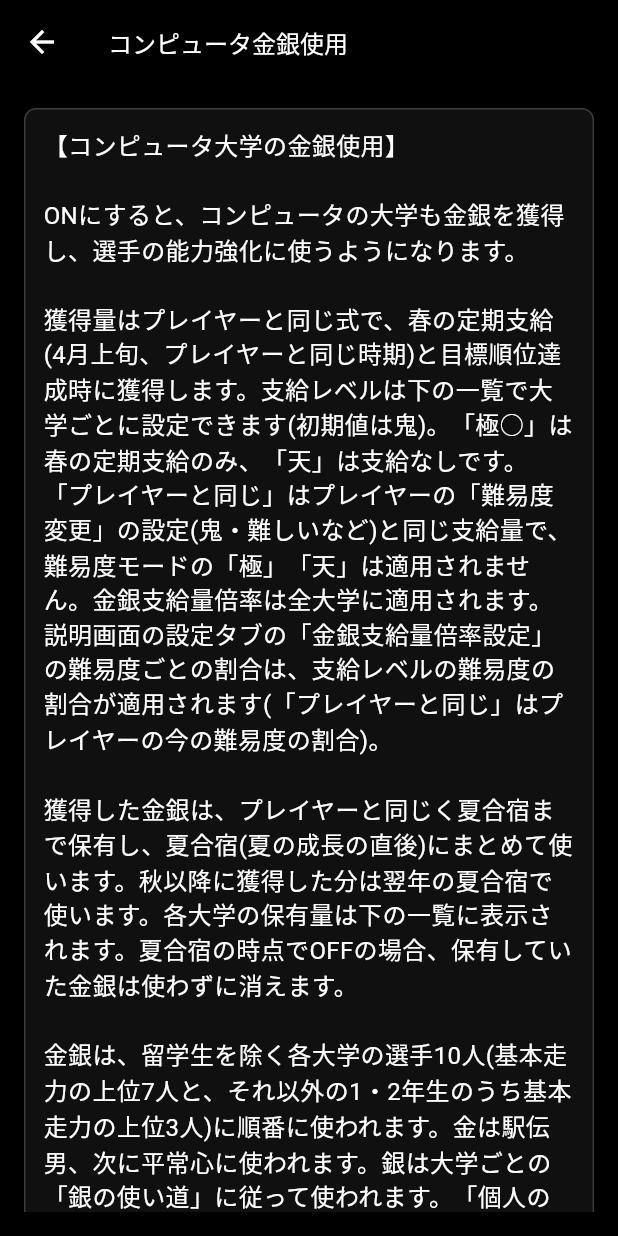
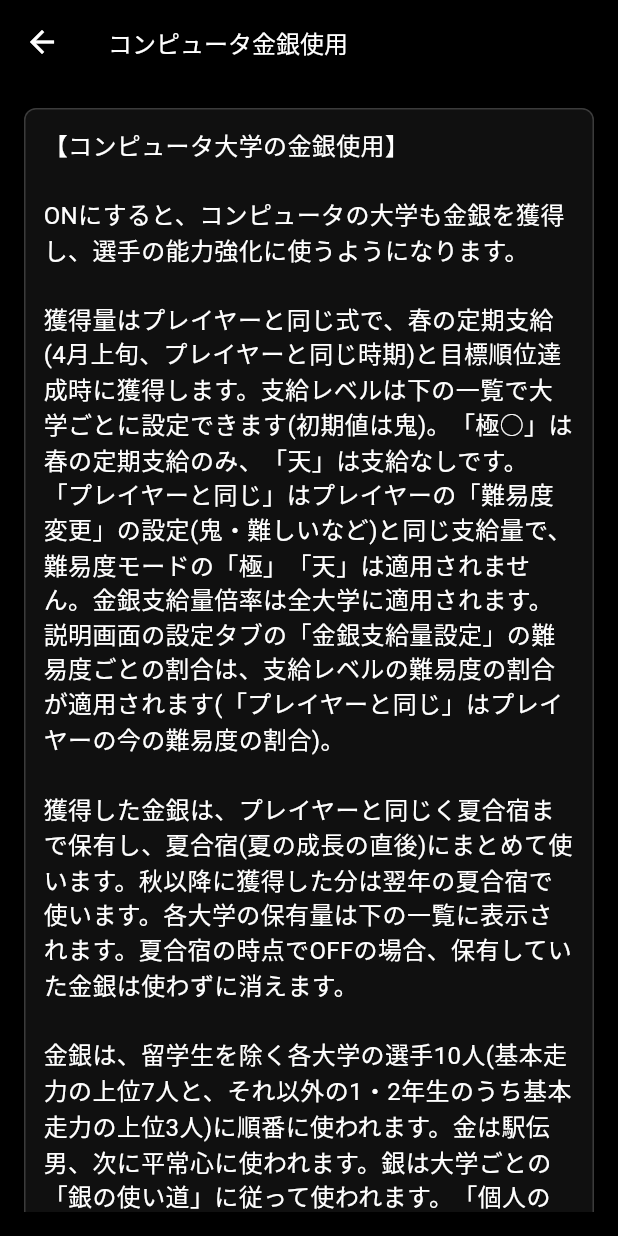
Before and after one commit to shin-tomura/ekidenss, a Flutter app: the ModalComGoldSilver screen opened directly, on a phone screen of 412 x 824 dp. Run offline on Flutter 3.47's test engine with Material 3 defaults, Android fonts, the phone set to English and light mode, and no system bars; our stand-ins replace auto_size_text, csv, file_picker, fl_chart, hive, hive_flutter and 6 more; missing offline and left inert: mobile_scanner, two_dimensional_scrollables; accounts and stored records are empty.

Commit message:
1.9.1test: 設定タブの「金銀支給量倍率設定」を「金銀支給量設定」に改めた(倍率だけでなく難易度ごとの割合も設定するため。開いた画面の題と同じ名前にし、説明書・コンピュータ金銀使用の画面・各種設定のQRコードの画面・変更履歴の案内も直した)
Co-Authored-By: Claude Opus 5.5 <noreply@anthropic.com>
Claude-Session: https://claude.ai/code/session_01FW9RYWGKdzaRrbHutBrVZD

```diff
--- a/ToDo.txt
+++ b/ToDo.txt
@@ -7,7 +7,7 @@
 ・コンピュータの大学が持ちタイムで選手を比べるときに、今季ベストを使うようにした(出場メンバー選び・区間配置・11月駅伝予選の組分けで、今季ベストを比べる。今季の記録がない種目は自己ベストを使う。これまでは自己ベストで比べていた)
 ・カスタム駅伝に出場できる学年(3年生以下・2年生以下)と、留学生の出場を制限できるようにした(説明画面の設定タブの「カスタム駅伝設定」で変えられる。出場できない選手は一次エントリーで選べず、出場できる選手が一次エントリーの人数より少ない大学は、出場できる全員が一次エントリーになる。走る選手が区間数に足りない大学は、足りない人数だけ上級生で補い、留学生が出場できないときは、上級生でも足りなければ留学生で補う。補った大学があれば、一次エントリー・全大学確認・区間エントリーの画面の一番上に知らせる。生成AIに渡すテキストの相談セットにも、出場できる選手の決まりを入れる。各種設定のQRコードにも含めた)
 ・コンピュータスカウトの評価の割合(タイム:能力)と積極性を、大学ごとにも変えられるようにした(「コンピュータスカウト設定」の大学ごとの設定に、評価の割合と積極性を足した。初期値の「共通」は、全大学共通の設定に従う。積極性を0%にした大学は交渉せず、新入生は最後の志望で入ってくる。スカウト方針が「タイム重視」の大学は、今まで通り持ちタイムだけで評価する。スマホの文字を大きくしていても読めるように、大学ごとの設定は1つにつき1段で並べるようにした。一括設定と各種設定のQRコードにも含めた)
-・金銀の支給量の割合を、難易度(鬼・難しい・普通・易しい)ごとに変えられるようにした(説明画面の設定タブの「金銀支給量倍率設定」で、難易度ごとに10%〜500%(初期値は100%)を選ぶ。春の定期支給と、目標順位を達成したときの金銀(学連選抜の監督として達成したときを含む)の量に掛かり、端数は四捨五入する。金銀支給量の倍率(前作比の2倍)はこれまで通りで、割合とあわせて掛かる。コンピュータの大学には、支給レベルの難易度の割合が掛かる(「プレイヤーと同じ」はプレイヤーの今の難易度の割合)。画面では、割合と倍率を掛けたあとの量を難易度ごとに出す。説明書にも書き、各種設定のQRコードにも含めた)
+・金銀の支給量の割合を、難易度(鬼・難しい・普通・易しい)ごとに変えられるようにした(説明画面の設定タブの「金銀支給量設定」で、難易度ごとに10%〜500%(初期値は100%)を選ぶ。春の定期支給と、目標順位を達成したときの金銀(学連選抜の監督として達成したときを含む)の量に掛かり、端数は四捨五入する。金銀支給量の倍率(前作比の2倍)はこれまで通りで、割合とあわせて掛かる。コンピュータの大学には、支給レベルの難易度の割合が掛かる(「プレイヤーと同じ」はプレイヤーの今の難易度の割合)。画面では、割合と倍率を掛けたあとの量を難易度ごとに出す。説明書にも書き、各種設定のQRコードにも含めた)
 ・コンピュータの大学が銀をスピード・距離走に使うとき、2つの能力を均等に上げずに、夏合宿ごとに選手ごとにどちらかを重点的に上げるようにした(スピードはスパート力とペース変動対応力、距離走は長距離粘りとロード適性。これまでは低いほうから上げていたので、2つの能力がそろって尖った選手が育ちにくかった。重点の能力は夏合宿ごとにランダムに決め、上限になったらもう一方を上げる。大学ごとの銀の使い道でスピード・距離走を選んだときだけでなく、個人の練習メニュー通りのときも同じ。「コンピュータ金銀使用」の画面の説明にも書いた)
 ・コンピュータの大学が年間強化練習のメニューを、今年走る駅伝・駅伝予選のコースや対校戦の種目と、大会の大きさを見て決めるようにした(これまでは、選手の能力の得意不得意だけで、メニューごとに決まった人数にしていた。区間ごとに、距離や坂、登り下りの切り替えから一番得なメニューを出し、獲得できる名声の大きい大会ほど重く見て、メニューごとの人数を決める。出場権のない駅伝は、予選を本戦と同じくらい重く見る。対校戦は総合の名声で重みを決め、5000m・1万mではスピード、ハーフでは距離走を得なメニューとして数える。登り・下り・アップダウンは、走りそうな選手のうち適性の高い選手に、スピードと距離走は選手の得意に合わせて割り当てる。走りそうにない選手は、得意を伸ばす方向のメニューにする。説明書にも書いた)
 ・駅伝の区間配置(最適解区間配置を使わないやり方)を、持ちタイムと能力から区間ごとのタイムを見積もり、差がつく区間から決めるようにした(これまでは、区間の特徴の点数で決めた順に、持ちタイムと坂の適性の点数で選手を選んでいて、坂の適性を実際より重く見ていた。見積もりには、坂・アップダウン・ロード適性・ペース変動対応力・長距離粘り・スパート力の効き方と、年間強化練習の上乗せ、同じ区間を走った経験を入れる。1区は、集団走で差が縮まることと、集団のペースより大きく遅いと大失速することも見込む。目標順位を下回って襷を受けると焦る仕組みがあるので、前の区間ほど差を重く見る。重く見る度合いは、大学画面の「区間配置の方針」で、大学ごとに標準・なし・弱め・強め・とても強め・後半重視から選べる。自分の大学の方針は、区間エントリーの最初の案に使う。学連選抜はいつも標準。各種設定のQRコードにも含め、説明書にも書いた)
--- a/lib/kansuu/kingin_wariai.dart
+++ b/lib/kansuu/kingin_wariai.dart
@@ -1,7 +1,7 @@
 import 'package:ekiden/kantoku_data.dart';
 
 // ------------------------------------------------------------
-// 難易度ごとの金銀支給量の割合(1.9.1。「金銀支給量倍率設定」の画面で設定する)
+// 難易度ごとの金銀支給量の割合(1.9.1。「金銀支給量設定」の画面で設定する)
 //
 // KantokuData.yobiint3 の
 //   [70] 鬼  [71] 難しい  [72] 普通  [73] 易しい (70+難易度(Ghensuu.kazeflag 0〜3))
--- a/lib/kansuu/shiyou_text.dart
+++ b/lib/kansuu/shiyou_text.dart
@@ -485,9 +485,9 @@ ShiyouSetsu shiyouIkusei({bool setsumeisho = false}) {
   );
   if (setsumeisho) {
     gyou.addAll([
-      '・金銀の支給量は、大学画面の「難易度変更」「難易度「極」「天」設定」と、設定タブの「金銀支給量倍率設定」で変えられます。',
+      '・金銀の支給量は、大学画面の「難易度変更」「難易度「極」「天」設定」と、設定タブの「金銀支給量設定」で変えられます。',
       // 難易度ごとの割合(1.9.1。kingin_wariai.dart)
-      '　・「金銀支給量倍率設定」では、難易度ごとに支給量の割合(10%〜500%)も変えられます。',
+      '　・「金銀支給量設定」では、難易度ごとに支給量の割合(10%〜500%)も変えられます。',
       '・年間強化練習の効果の大きさは、設定タブの「年間強化練習効果設定」で変えられます。',
       '・コンピュータの大学の金銀の使い方は、大学画面の「コンピュータ金銀使用」で設定できます。',
       '　・大学ごとの支給レベルと銀の使い道は、大学画面の「大学の個性」でも変えられます。',
--- a/lib/screens/Modal_comGoldSilver.dart
+++ b/lib/screens/Modal_comGoldSilver.dart
@@ -241,7 +241,7 @@ class _ModalComGoldSilverState extends State<ModalComGoldSilver> {
                       border: Border.all(color: Colors.grey.withOpacity(0.3)),
                     ),
                     child: Text(
-                      "【コンピュータ大学の金銀使用】\n\nONにすると、コンピュータの大学も金銀を獲得し、選手の能力強化に使うようになります。\n\n獲得量はプレイヤーと同じ式で、春の定期支給(4月上旬、プレイヤーと同じ時期)と目標順位達成時に獲得します。支給レベルは下の一覧で大学ごとに設定できます(初期値は鬼)。「極○」は春の定期支給のみ、「天」は支給なしです。「プレイヤーと同じ」はプレイヤーの「難易度変更」の設定(鬼・難しいなど)と同じ支給量で、難易度モードの「極」「天」は適用されません。金銀支給量倍率は全大学に適用されます。説明画面の設定タブの「金銀支給量倍率設定」の難易度ごとの割合は、支給レベルの難易度の割合が適用されます(「プレイヤーと同じ」はプレイヤーの今の難易度の割合)。\n\n獲得した金銀は、プレイヤーと同じく夏合宿まで保有し、夏合宿(夏の成長の直後)にまとめて使います。秋以降に獲得した分は翌年の夏合宿で使います。各大学の保有量は下の一覧に表示されます。夏合宿の時点でOFFの場合、保有していた金銀は使わずに消えます。\n\n金銀は、留学生を除く各大学の選手10人(基本走力の上位7人と、それ以外の1・2年生のうち基本走力の上位3人)に順番に使われます。金は駅伝男、次に平常心に使われます。銀は大学ごとの「銀の使い道」に従って使われます。「個人の練習メニュー通り」(初期値)では各選手の年間強化練習メニューに対応する能力に使われ(「バランス」の選手は、1回ごとに能力が上限でないメニューをランダムに選びます)、スピード・距離走・登り・下り・アップダウンのどれかを選ぶと、10人全員がその練習メニューに対応する能力に使います。スピード(スパート力・ペース変動対応力)と距離走(長距離粘り・ロード適性)は、夏合宿ごとに選手ごとにどちらか一方をランダムに重点に決めて上げ、上限になったらもう一方を上げます。対象の能力が全員上限の場合は、使えない金は銀に交換(金1→銀2)され、銀はほかの能力(カリスマ・安定感を除く)に使われます。10未満の端数は、翌年の夏合宿に持ち越します。",
+                      "【コンピュータ大学の金銀使用】\n\nONにすると、コンピュータの大学も金銀を獲得し、選手の能力強化に使うようになります。\n\n獲得量はプレイヤーと同じ式で、春の定期支給(4月上旬、プレイヤーと同じ時期)と目標順位達成時に獲得します。支給レベルは下の一覧で大学ごとに設定できます(初期値は鬼)。「極○」は春の定期支給のみ、「天」は支給なしです。「プレイヤーと同じ」はプレイヤーの「難易度変更」の設定(鬼・難しいなど)と同じ支給量で、難易度モードの「極」「天」は適用されません。金銀支給量倍率は全大学に適用されます。説明画面の設定タブの「金銀支給量設定」の難易度ごとの割合は、支給レベルの難易度の割合が適用されます(「プレイヤーと同じ」はプレイヤーの今の難易度の割合)。\n\n獲得した金銀は、プレイヤーと同じく夏合宿まで保有し、夏合宿(夏の成長の直後)にまとめて使います。秋以降に獲得した分は翌年の夏合宿で使います。各大学の保有量は下の一覧に表示されます。夏合宿の時点でOFFの場合、保有していた金銀は使わずに消えます。\n\n金銀は、留学生を除く各大学の選手10人(基本走力の上位7人と、それ以外の1・2年生のうち基本走力の上位3人)に順番に使われます。金は駅伝男、次に平常心に使われます。銀は大学ごとの「銀の使い道」に従って使われます。「個人の練習メニュー通り」(初期値)では各選手の年間強化練習メニューに対応する能力に使われ(「バランス」の選手は、1回ごとに能力が上限でないメニューをランダムに選びます)、スピード・距離走・登り・下り・アップダウンのどれかを選ぶと、10人全員がその練習メニューに対応する能力に使います。スピード(スパート力・ペース変動対応力)と距離走(長距離粘り・ロード適性)は、夏合宿ごとに選手ごとにどちらか一方をランダムに重点に決めて上げ、上限になったらもう一方を上げます。対象の能力が全員上限の場合は、使えない金は銀に交換(金1→銀2)され、銀はほかの能力(カリスマ・安定感を除く)に使われます。10未満の端数は、翌年の夏合宿に持ち越します。",
                       style: TextStyle(
                         color: HENSUU.textcolor,
                         fontSize: HENSUU.fontsize_honbun,
--- a/lib/screens/setting_screen.dart
+++ b/lib/screens/setting_screen.dart
@@ -489,7 +489,7 @@ class _SettingScreenState extends State<SettingScreen>
                 context: context,
                 barrierColor: Colors.black.withOpacity(0.8), // モーダルの背景色
                 barrierDismissible: true, // 背景タップで閉じられるようにする
-                barrierLabel: '金銀支給量倍率設定', // アクセシビリティ用ラベル
+                barrierLabel: '金銀支給量設定', // アクセシビリティ用ラベル
                 transitionDuration: const Duration(
                   milliseconds: 300,
                 ), // アニメーション時間
@@ -511,7 +511,7 @@ class _SettingScreenState extends State<SettingScreen>
               );
             },
             child: Text(
-              "金銀支給量倍率設定",
+              "金銀支給量設定",
               style: TextStyle(
                 color: const Color.fromARGB(255, 0, 255, 0),
                 decoration: TextDecoration.underline,
--- a/lib/settings_qr_page.dart
+++ b/lib/settings_qr_page.dart
@@ -230,7 +230,7 @@ class _SettingsQrPageState extends State<SettingsQrPage> {
             '・全体・区間ごとタイム調整のうちの全体のタイム調整\n'
             '・長距離タイム抑制設定\n'
             '・調子関連設定(コンピュータチームの体調不良発生スイッチは除く)\n'
-            '・金銀支給量倍率設定(難易度ごとの割合を含む)\n'
+            '・金銀支給量設定(難易度ごとの割合を含む)\n'
             '・記録会時期設定\n'
             '・年間強化練習効果設定\n'
             '・コンピュータ金銀使用設定(ON/OFF・大学ごとの支給レベルと銀の使い道)\n'
```
Also changed, not shown: lib/qr_processor.dart (+4 -4 lines).
